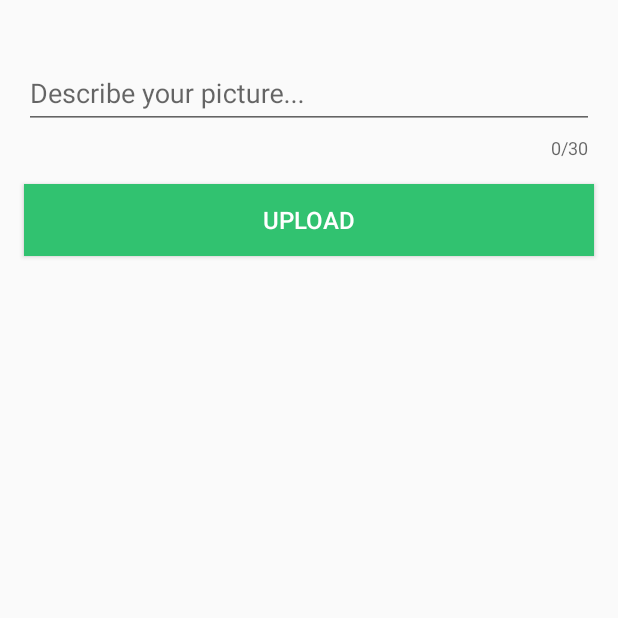
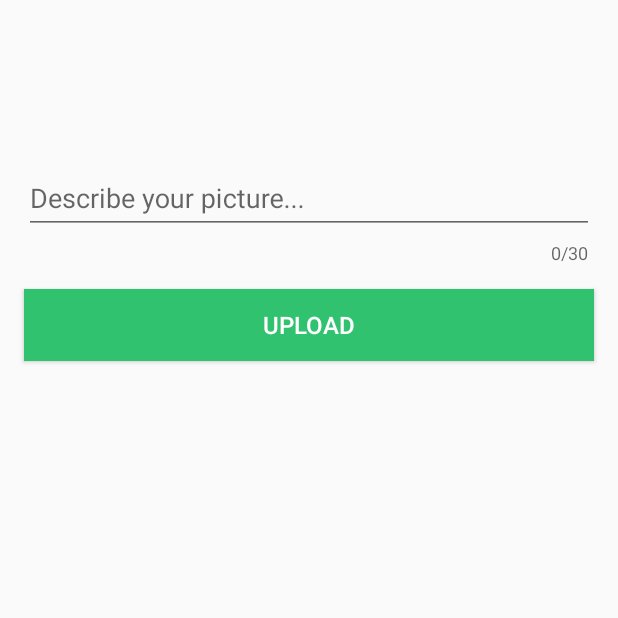
Before and after one commit to nekogee/Pixies, an Android app: the EditTextActivity screen opened directly, with no data from a screen before it, on a phone screen of 412 x 824 dp, the top half of it. Run offline under Robolectric (Android 15) with nearby library versions, the phone set to English and light mode, and no system bars.

Commit message:
change ui

```diff
--- a/app/src/main/res/layout/activity_edittext.xml
+++ b/app/src/main/res/layout/activity_edittext.xml
@@ -16,7 +16,7 @@
         android:id="@+id/til_mobile"
         android:layout_width="match_parent"
         android:layout_height="wrap_content"
-        android:layout_marginTop="30dp"
+        android:layout_marginTop="100dp"
         android:layout_marginLeft="16dp"
         android:layout_marginRight="16dp"
         app:counterEnabled="true"
```
Also changed, not shown: app/src/main/java/com/nekogee/pixies/MainActivity.java (line endings or trailing spaces).
